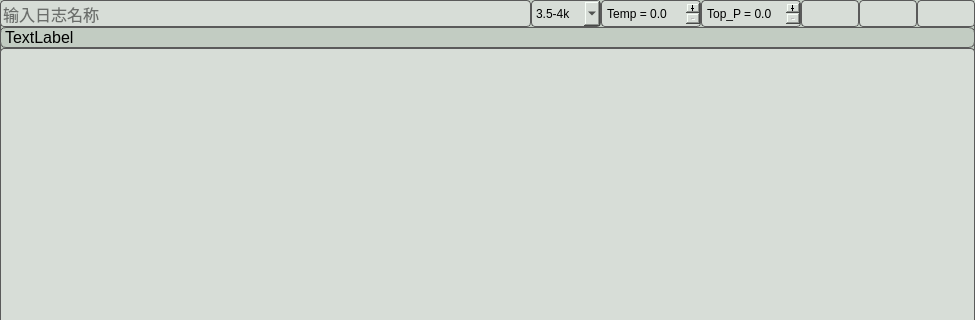
Above: chatgpt_project/ui/chatgpt_ui.ui from bigdeeer/toolbox before the change; both pictures show x 0 to 975 and y 0 to 320 of the 975 by 743 pixel window. Below: the same form after it.
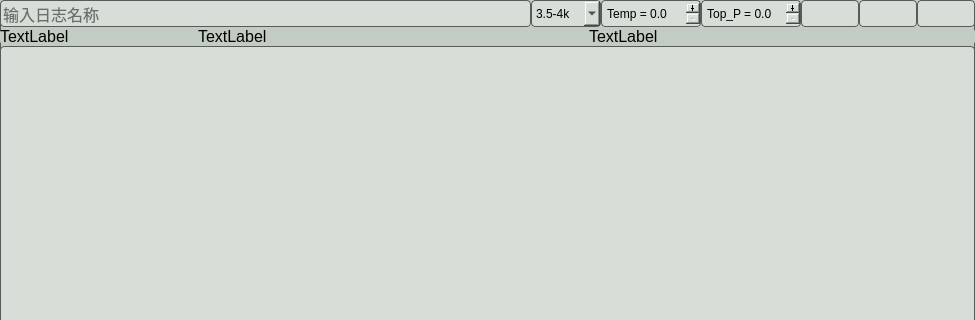
That is the form after the change. Icons and pictures are not drawn.

Commit message: token addition complete

```diff
--- a/chatgpt_project/ui/chatgpt_ui.ui
+++ b/chatgpt_project/ui/chatgpt_ui.ui
@@ -390,7 +390,28 @@
      </widget>
     </item>
     <item>
-     <widget class="QLabel" name="token_stats">
+     <widget class="QWidget" name="token_disp_layout_w" native="true">
+      <property name="styleSheet">
+       <string notr="true">border:0px;</string>
+      </property>
+      <layout class="QHBoxLayout" name="horizontalLayout_3" stretch="1,2,2">
+       <property name="spacing">
+        <number>5</number>
+       </property>
+       <property name="leftMargin">
+        <number>0</number>
+       </property>
+       <property name="topMargin">
+        <number>0</number>
+       </property>
+       <property name="rightMargin">
+        <number>0</number>
+       </property>
+       <property name="bottomMargin">
+        <number>0</number>
+       </property>
+       <item>
+        <widget class="QLabel" name="predicted_token_disp">
       <property name="font">
        <font>
         <pointsize>12</pointsize>
@@ -399,6 +420,33 @@
       <property name="text">
        <string>TextLabel</string>
       </property>
+        </widget>
+       </item>
+       <item>
+        <widget class="QLabel" name="actual_token_disp">
+         <property name="font">
+          <font>
+           <pointsize>12</pointsize>
+          </font>
+         </property>
+         <property name="text">
+          <string>TextLabel</string>
+         </property>
+        </widget>
+       </item>
+       <item>
+        <widget class="QLabel" name="sum_token_disp">
+         <property name="font">
+          <font>
+           <pointsize>12</pointsize>
+          </font>
+         </property>
+         <property name="text">
+          <string>TextLabel</string>
+         </property>
+        </widget>
+       </item>
+      </layout>
      </widget>
     </item>
     <item>
```
Lines whose indentation alone changed are shown as unchanged. The commit also changes 6 other files.
